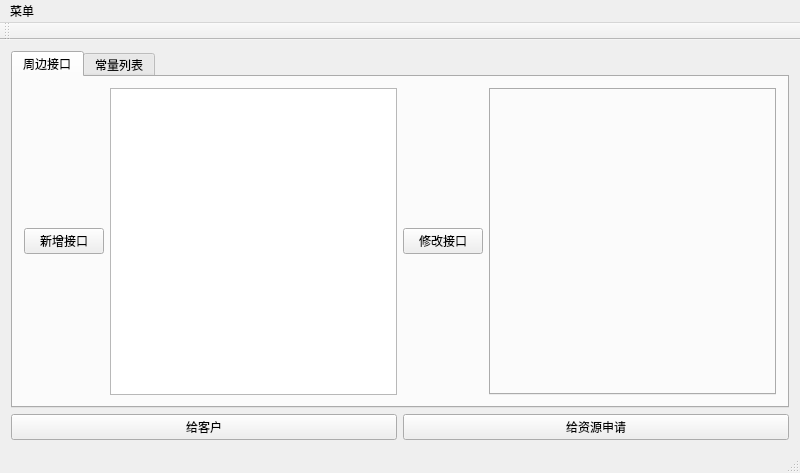
yixuehan/HsExcelConvert, file mainwindow.ui: the form before one commit.
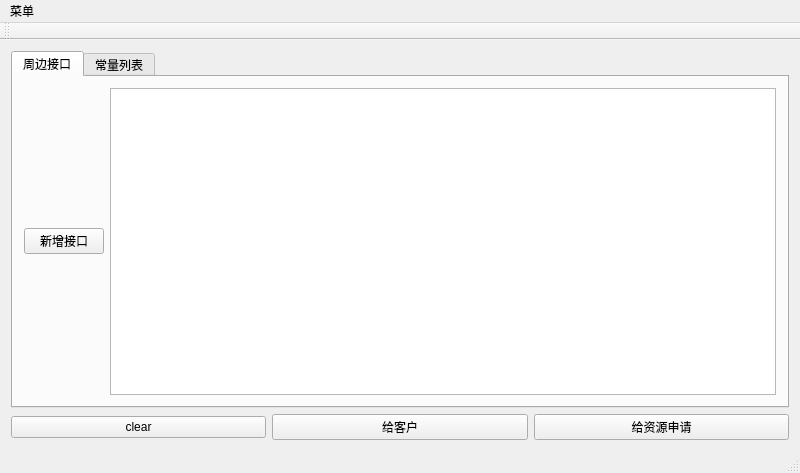
The form after the commit.

```diff
--- a/mainwindow.ui
+++ b/mainwindow.ui
@@ -39,23 +39,6 @@
             <item>
              <widget class="QListWidget" name="newInterfaceList"/>
             </item>
-            <item>
-             <widget class="QPushButton" name="modInterface">
-              <property name="text">
-               <string>修改接口</string>
-              </property>
-             </widget>
-            </item>
-            <item>
-             <widget class="QTabWidget" name="modInterfaceTab">
-              <property name="tabPosition">
-               <enum>QTabWidget::North</enum>
-              </property>
-              <property name="currentIndex">
-               <number>-1</number>
-              </property>
-             </widget>
-            </item>
            </layout>
           </item>
          </layout>
@@ -69,6 +52,13 @@
       </item>
       <item>
        <layout class="QHBoxLayout" name="horizontalLayout">
+        <item>
+         <widget class="QPushButton" name="clear">
+          <property name="text">
+           <string>clear</string>
+          </property>
+         </widget>
+        </item>
         <item>
          <widget class="QPushButton" name="toClient">
           <property name="text">
```
Left out of the diff: 2 changed lines with no effect on the pictures.
